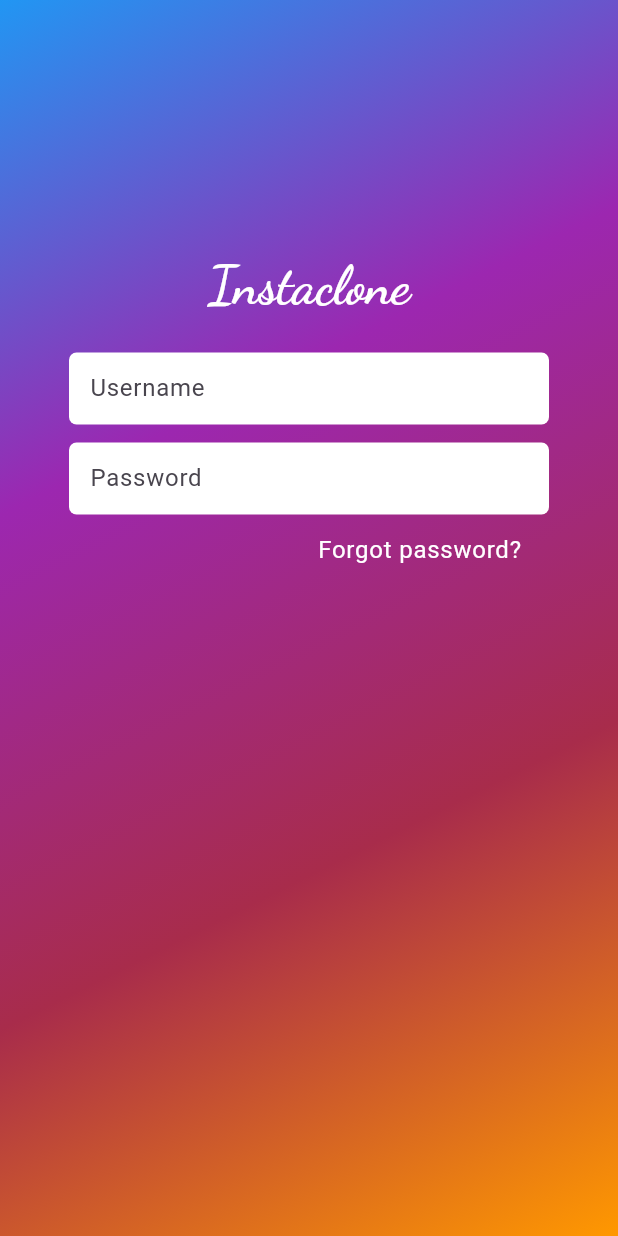
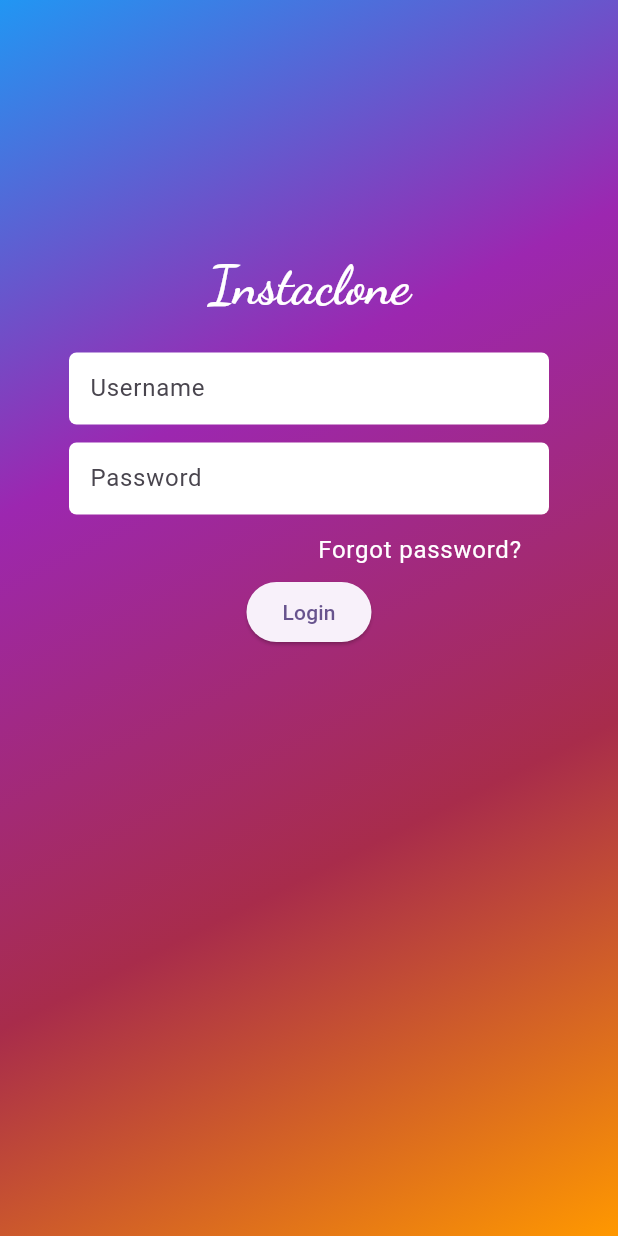
Before and after one commit to jonathan-byun/Flutter-insta-clone, a Flutter app: the screen it shows after launch, on a phone screen of 412 x 824 dp. Run offline on Flutter 3.47's test engine with Material 2 defaults, Android fonts, the phone set to English and light mode, and no system bars; our stand-ins replace firebase_auth, firebase_core, google_fonts; accounts and stored records are empty.

Commit message:
added login button and turned forgot password into own widget

```diff
--- a/lib/main.dart
+++ b/lib/main.dart
@@ -161,7 +161,26 @@ class _LoginFormState extends State<LoginForm> {
          const Logintext(),
          EmailField(textEditingController: _userEmailController),
          PasswordField(textEditingController: _userPasswordController),
-         Container(
+         ForgotPasswordButton(),
+         ElevatedButton(
+          onPressed: (){},
+          child:Text('Login')
+          )
+
+       ],
+                ),
+    );
+  }
+}
+
+class ForgotPasswordButton extends StatelessWidget {
+  const ForgotPasswordButton({
+    super.key,
+  });
+
+  @override
+  Widget build(BuildContext context) {
+    return Container(
      margin: EdgeInsets.symmetric(vertical: 5),
      width: 320,
       child: Align(
@@ -175,9 +194,6 @@ class _LoginFormState extends State<LoginForm> {
            style: Theme.of(context).textTheme.labelSmall?.copyWith(color:Colors.white),
          ),
        ),
-           ),
-         )
-       ],
       ),
     );
   }
```
Lines whose indentation alone changed are shown as unchanged.
